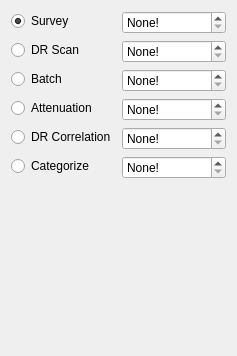
Qt form loadbatchdialog.ui (kncrabtree/qtftm) before a commit; both pictures show x 0 to 237 and y 0 to 356 of the 237 by 604 pixel window.
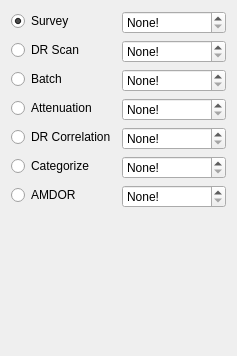
The same form after that commit. Custom widgets are drawn as their Qt base class.

Diff of the .ui file:
```diff
--- a/loadbatchdialog.ui
+++ b/loadbatchdialog.ui
@@ -166,6 +166,26 @@
        </property>
       </widget>
      </item>
+     <item row="6" column="0">
+      <widget class="QRadioButton" name="amdorButton">
+       <property name="text">
+        <string>AMDOR</string>
+       </property>
+      </widget>
+     </item>
+     <item row="6" column="1">
+      <widget class="QSpinBox" name="amdorSpinBox">
+       <property name="sizePolicy">
+        <sizepolicy hsizetype="Expanding" vsizetype="Fixed">
+         <horstretch>0</horstretch>
+         <verstretch>0</verstretch>
+        </sizepolicy>
+       </property>
+       <property name="specialValueText">
+        <string>None!</string>
+       </property>
+      </widget>
+     </item>
     </layout>
    </item>
    <item>
```
